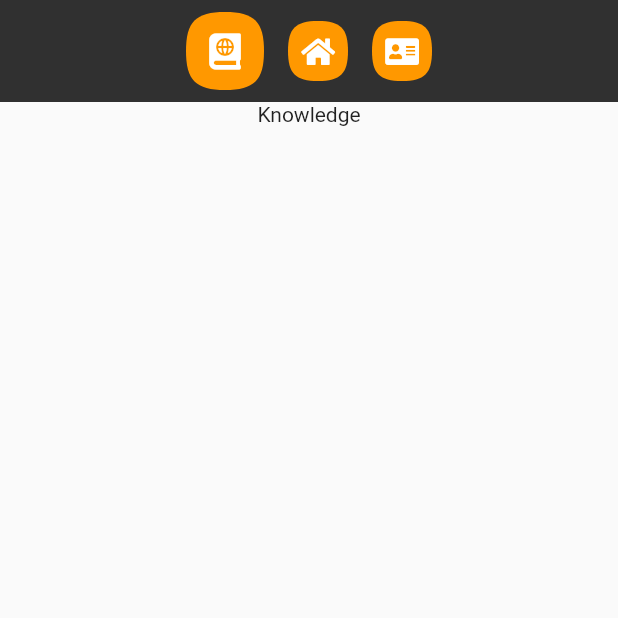
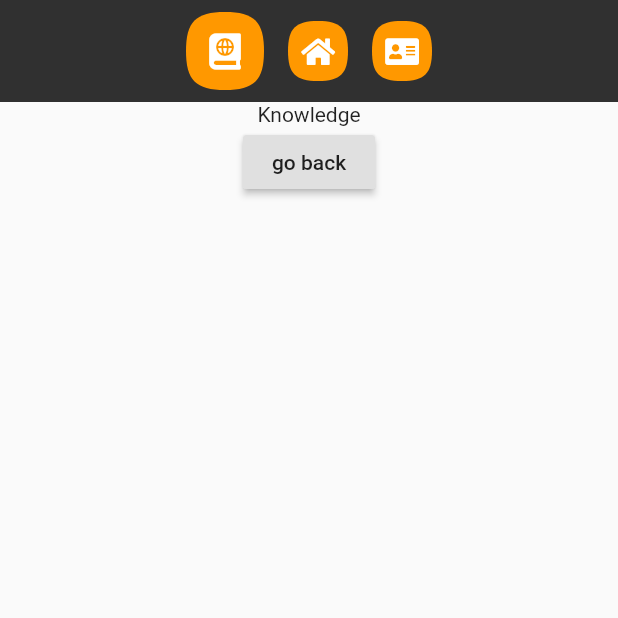
Before and after one commit to GenixPL/portfolio, a Flutter app: the screen it shows after launch, after a tap on an icon or button, on a phone screen of 412 x 824 dp, the top half of it. Run offline on Flutter 3.47's test engine with Material 2 defaults, Android fonts, the phone set to English and light mode, and no system bars; our stand-ins replace font_awesome_flutter; missing offline and left inert: dart:js.

Commit message:
Fix some routing stuff.

```diff
--- a/lib/navigation/router.dart
+++ b/lib/navigation/router.dart
@@ -21,13 +21,16 @@ class Router with NavigatorObserver {
 
     switch (settings.name) {
       case homeRoute:
-        return MaterialPageRoute(builder: (_) => HomePage());
+        return MaterialPageRoute(
+            builder: (_) => HomePage(), settings: settings);
 
       case knowledgeMenuRoute:
-        return MaterialPageRoute(builder: (_) => KnowledgeMenuPage());
+        return MaterialPageRoute(
+            builder: (_) => KnowledgeMenuPage(), settings: settings);
 
       case infoRoute:
-        return MaterialPageRoute(builder: (_) => InfoPage());
+        return MaterialPageRoute(
+            builder: (_) => InfoPage(), settings: settings);
 
       default:
         return _errorRoute('No path specified for: ${settings.name}.');
--- /dev/null
+++ b/lib/ui/common/basic_page/basic_page.dart
@@ -0,0 +1,22 @@
+import 'package:flutter/material.dart';
+import 'package:portfolio/ui/common/top_bar/top_bar.dart';
+
+class BasicPage extends StatelessWidget {
+  final List<Widget> children;
+
+  BasicPage({
+    this.children,
+  });
+
+  @override
+  Widget build(BuildContext context) {
+    return Scaffold(
+      body: Column(
+        mainAxisSize: MainAxisSize.max,
+        children: <Widget>[
+          TopBar(),
+        ]..addAll(children),
+      ),
+    );
+  }
+}
--- a/lib/ui/home/home_page.dart
+++ b/lib/ui/home/home_page.dart
@@ -1,22 +1,19 @@
 import 'package:flutter/material.dart';
 import 'package:font_awesome_flutter/font_awesome_flutter.dart';
+import 'package:portfolio/ui/common/basic_page/basic_page.dart';
 import 'package:portfolio/ui/common/squircle_icon_button/squircle_icon_button.dart';
-import 'package:portfolio/ui/common/top_bar/top_bar.dart';
 
 import 'dart:js' as js;
 
 class HomePage extends StatelessWidget {
   @override
   Widget build(BuildContext context) {
-    return Scaffold(
-      body: Column(
-        children: <Widget>[
-          TopBar(),
-          Expanded(
-            child: _buildBody(),
-          ),
-        ],
-      ),
+    return BasicPage(
+      children: <Widget>[
+        Expanded(
+          child: _buildBody(),
+        ),
+      ],
     );
   }
 
@@ -55,6 +52,8 @@ class HomePage extends StatelessWidget {
   }
 
   _moveToYouTube() {
-    js.context.callMethod('open', ['https://www.youtube.com/channel/UC8iFSZEpTSbq8ActXXbvyfw?view_as=subscriber']);
+    js.context.callMethod('open', [
+      'https://www.youtube.com/channel/UC8iFSZEpTSbq8ActXXbvyfw?view_as=subscriber'
+    ]);
   }
 }
--- a/lib/ui/info/info_page.dart
+++ b/lib/ui/info/info_page.dart
@@ -1,16 +1,13 @@
 import 'package:flutter/material.dart';
-import 'package:portfolio/ui/common/top_bar/top_bar.dart';
+import 'package:portfolio/ui/common/basic_page/basic_page.dart';
 
 class InfoPage extends StatelessWidget {
   @override
   Widget build(BuildContext context) {
-    return Scaffold(
-      body: Column(
-        children: <Widget>[
-          TopBar(),
-          Text('Info'),
-        ],
-      ),
+    return BasicPage(
+      children: [
+        Text('Info'),
+      ],
     );
   }
 }
--- a/lib/ui/knowledge/knowledge_menu_page.dart
+++ b/lib/ui/knowledge/knowledge_menu_page.dart
@@ -1,16 +1,17 @@
 import 'package:flutter/material.dart';
-import 'package:portfolio/ui/common/top_bar/top_bar.dart';
+import 'package:portfolio/ui/common/basic_page/basic_page.dart';
 
 class KnowledgeMenuPage extends StatelessWidget {
   @override
   Widget build(BuildContext context) {
-    return Scaffold(
-      body: Column(
-        children: <Widget>[
-          TopBar(),
-          Text('Knowledge'),
-        ],
-      ),
+    return BasicPage(
+      children: [
+        Text('Knowledge'),
+        RaisedButton(
+          child: Text("go back"),
+          onPressed: () => Navigator.pop(context),
+        ),
+      ],
     );
   }
 }
--- a/pubspec.yaml
+++ b/pubspec.yaml
@@ -5,7 +5,7 @@ version: 1.0.0+1
 
 
 environment:
-  sdk: ">=2.1.0 <3.0.0"
+  sdk: ">=2.5.2 <3.0.0"
 
 
 dependencies:
```
Also changed, not shown: pubspec.lock.
